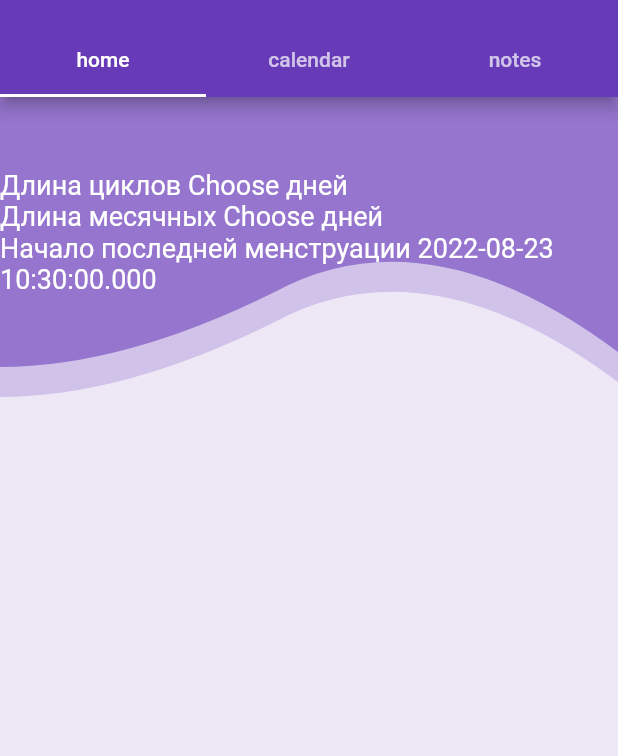
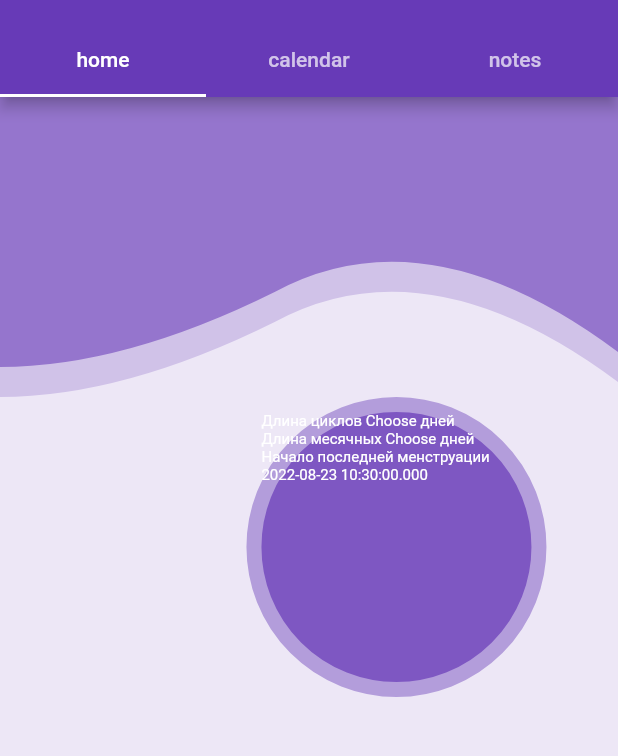
Before and after one commit to IraSoro/period-tracker, a Flutter app: the screen it shows after launch, on a phone screen of 412 x 824 dp, the part 59-815 px from its top. Run offline on Flutter 3.47's test engine with Material 2 defaults, Android fonts, the phone set to English and light mode, and no system bars; our stand-ins replace date_field.

```diff
--- a/lib/tabHome.dart
+++ b/lib/tabHome.dart
@@ -20,8 +20,6 @@ class _TabHomeWidgetState extends State<TabHomeWidget> {
       child: Column(
         mainAxisAlignment: MainAxisAlignment.start,
         children: <Widget>[
-          Row(
-            children: [
           Container(
               child: Stack(children: [
             Opacity(
@@ -40,17 +38,16 @@ class _TabHomeWidgetState extends State<TabHomeWidget> {
                   width: MediaQuery.of(context).size.width,
                   height: 180,
                   alignment: Alignment.center,
-                      child: Text(
-                        tempLoc.getTotalInf(),
-                        style: TextStyle(
-                          fontSize: 18,
-                          color: Colors.white,
-                        ),
-                      ),
+                  // child: Text(
+                  //   tempLoc.getTotalInf(),
+                  //   style: TextStyle(
+                  //     fontSize: 18,
+                  //     color: Colors.white,
+                  //   ),
+                  // ),
                 ))
-              ]))
-            ],
-          ),
+          ])),
+          const MyStatefulWidget(),
         ],
       ),
     );
@@ -85,3 +82,52 @@ class WaveClipper extends CustomClipper<Path> {
   @override
   bool shouldReclip(CustomClipper<Path> oldClipper) => false;
 }
+
+class MyStatefulWidget extends StatefulWidget {
+  const MyStatefulWidget({Key? key}) : super(key: key);
+
+  @override
+  State<MyStatefulWidget> createState() => _MyStatefulWidgetState();
+}
+
+class _MyStatefulWidgetState extends State<MyStatefulWidget> {
+  bool selected = false;
+
+  @override
+  Widget build(BuildContext context) {
+    return GestureDetector(
+      onTap: () {
+        setState(() {
+          selected = !selected;
+        });
+      },
+      child: Container(
+        child: Align(
+          alignment: Alignment(0.55, 0.0),
+          child: AnimatedContainer(
+            decoration: BoxDecoration(
+              color: selected ? Colors.deepPurple : Colors.deepPurple.shade400,
+              border: Border.all(
+                  width: selected ? 0 : 10, color: Colors.deepPurple.shade200),
+              borderRadius: BorderRadius.circular(100),
+            ),
+            width: selected ? 180.0 : 200.0,
+            height: selected ? 180.0 : 200.0,
+            // color: selected ? Colors.red : Colors.blue,
+            alignment:
+                selected ? Alignment.center : AlignmentDirectional.topCenter,
+            duration: const Duration(seconds: 1),
+            curve: Curves.easeInOutBack,
+            child: Text(
+              tempLoc.getTotalInf(),
+              style: const TextStyle(
+                fontSize: 10,
+                color: Colors.white,
+              ),
+            ),
+          ),
+        ),
+      ),
+    );
+  }
+}
```
Lines whose indentation alone changed are shown as unchanged.
